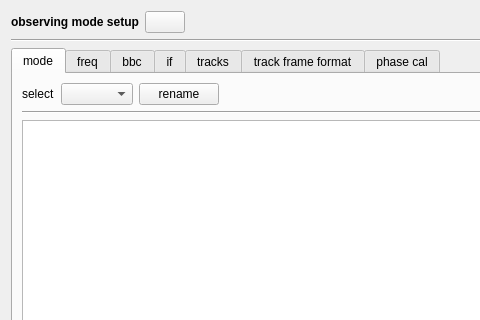
Qt form obsmodedialog.ui (TUW-VieVS/VieSchedppGUI) before a commit; both pictures show x 0 to 480 and y 0 to 320 of the 895 by 607 pixel window.
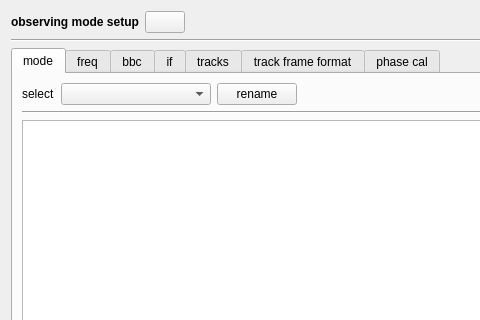
The same form after that commit. Icons and pictures are not drawn.

The edit to the form file:
```diff
--- a/obsmodedialog.ui
+++ b/obsmodedialog.ui
@@ -98,7 +98,14 @@
           </widget>
          </item>
          <item>
-          <widget class="QComboBox" name="comboBox_selectMode"/>
+          <widget class="QComboBox" name="comboBox_selectMode">
+           <property name="minimumSize">
+            <size>
+             <width>150</width>
+             <height>0</height>
+            </size>
+           </property>
+          </widget>
          </item>
          <item>
           <widget class="QPushButton" name="pushButton_renameModeBlock">
```
Left out of the diff: 82 changed lines with no effect on the pictures.
